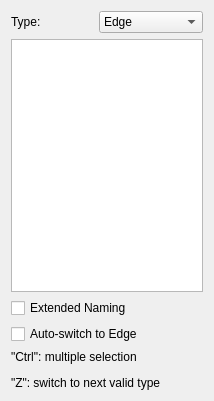
This is src/Mod/Sketcher/Gui/TaskSketcherElements.ui in marktaff/FreeCAD_sf_master as Qt 5 draws it before an edit. The edited form follows.
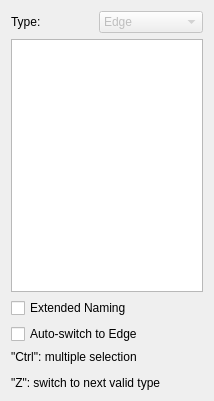
This is the edited form. Custom widgets are drawn as their Qt base class.

The edit to the form file:
```diff
--- a/src/Mod/Sketcher/Gui/TaskSketcherElements.ui
+++ b/src/Mod/Sketcher/Gui/TaskSketcherElements.ui
@@ -25,6 +25,15 @@
      </item>
      <item>
       <widget class="QComboBox" name="comboBoxElementFilter">
+       <property name="enabled">
+        <bool>false</bool>
+       </property>
+       <property name="locale">
+        <locale language="English" country="UnitedStates"/>
+       </property>
+       <property name="editable">
+        <bool>false</bool>
+       </property>
        <property name="currentIndex">
         <number>0</number>
        </property>
```
